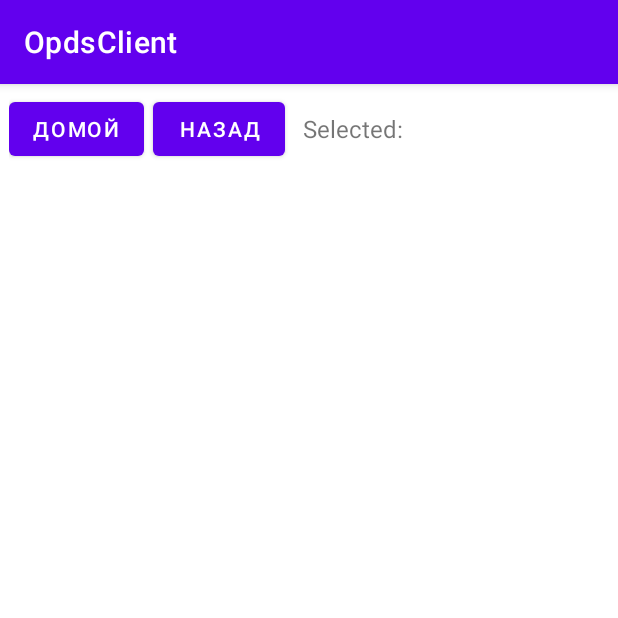
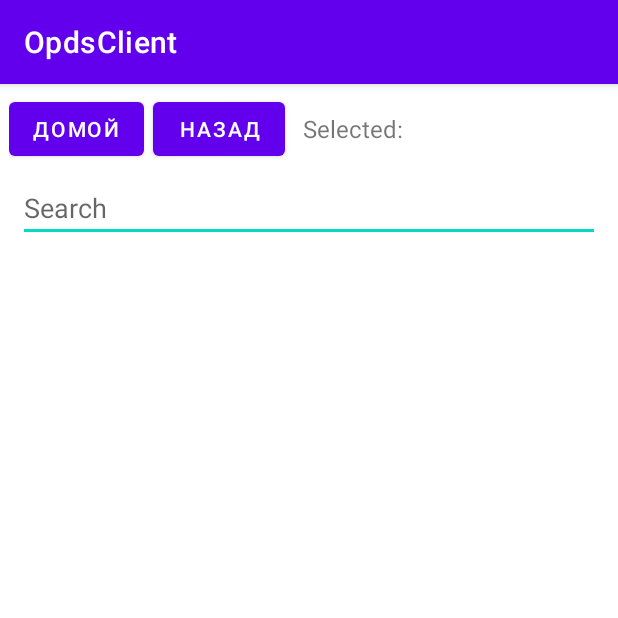
Before and after one commit to seb-odessa/OpdsClient, an Android app: the screen it shows after launch (SearchByPattern before the commit, SearchByPatternActivity after it), after a tap on "ПОИСК ПО СЕРИЯМ", on a phone screen of 412 x 824 dp, the top half of it. Run offline under Robolectric (Android 15) with nearby library versions, the phone set to English and light mode, and no system bars; 5 statements that could not run were skipped.

Commit message:
Improved SearchByPattern

```diff
--- a/app/src/main/AndroidManifest.xml
+++ b/app/src/main/AndroidManifest.xml
@@ -14,14 +14,13 @@
         android:theme="@style/Theme.OpdsClient"
         tools:targetApi="31">
         <activity
-            android:name=".SearchByPattern"
+            android:name=".SearchByPatternActivity"
             android:exported="false" />
         <activity
             android:name=".MainActivity"
             android:exported="true">
             <intent-filter>
                 <action android:name="android.intent.action.MAIN" />
-
                 <category android:name="android.intent.category.LAUNCHER" />
             </intent-filter>
         </activity>
--- a/app/src/main/java/org/opds/api/jni/Wrapper.java
+++ b/app/src/main/java/org/opds/api/jni/Wrapper.java
@@ -91,6 +91,14 @@ public class Wrapper {
         public Wrapper.Result<List<Book>> getBooksBySerieId(int sid) {
             return Wrapper.getBooksBySerieId(this.ptr, sid);
         }
+
+        public Wrapper.Result<Pair<List<String>>> getAuthorsByPrefix(String prefix) {
+            return Wrapper.getAuthorsByPrefix(this.ptr, prefix);
+        }
+
+        public Wrapper.Result<Pair<List<String>>> getSeriesByPrefix(String prefix) {
+            return Wrapper.getSeriesByPrefix(this.ptr, prefix);
+        }
     }
 
     public static native long createOpdsApi(String dbPath);
@@ -101,6 +109,8 @@ public class Wrapper {
 
     public static native Result<List<String>> getAuthorsNextCharByPrefix(long api, String prefix);
 
+    public static native Result<Pair<List<String>>> getAuthorsByPrefix(long api, String prefix);
+
     public static native Result<List<Author>> getAuthorsByLastName(long api, String name);
 
     public static native Result<List<Author>> getAuthorsByGenreId(long api, int id);
@@ -110,6 +120,8 @@ public class Wrapper {
     public static native Result<Author> getAuthorByIds(long api, int fid, int mid, int lid);
 
     public static native Result<List<String>> getSeriesNextCharByPrefix(long api, String prefix);
+
+    public static native Result<Pair<List<String>>> getSeriesByPrefix(long api, String prefix);
 
     public static native Result<List<Serie>> getSeriesBySerieName(long api, String name);
 
--- a/app/src/main/java/org/opds/client/MainActivity.java
+++ b/app/src/main/java/org/opds/client/MainActivity.java
@@ -4,7 +4,6 @@ import android.content.Intent;
 import android.os.Bundle;
 import android.widget.Button;
 
-import org.opds.api.jni.Wrapper;
 import org.opds.utils.FileUtils;
 
 import androidx.appcompat.app.AppCompatActivity;
@@ -16,13 +15,12 @@ import android.view.View;
 
 
 public class MainActivity extends AppCompatActivity {
-    private org.opds.client.databinding.ActivityMainBinding binding;
 
     @Override
     protected void onCreate(Bundle savedInstanceState) {
         super.onCreate(savedInstanceState);
 
-        binding = ActivityMainBinding.inflate(getLayoutInflater());
+        org.opds.client.databinding.ActivityMainBinding binding = ActivityMainBinding.inflate(getLayoutInflater());
         setContentView(binding.getRoot());
 
         String dbPath = FileUtils.copyAssetToInternalStorage(this, "books.db");
@@ -48,7 +46,7 @@ public class MainActivity extends AppCompatActivity {
     }
 
     private void openSearchByPatternActivity(String target) {
-        Intent intent = new Intent(this, SearchByPattern.class);
+        Intent intent = new Intent(this, SearchByPatternActivity.class);
         intent.putExtra("target", target);
         startActivity(intent);
     }
--- a/app/src/main/java/org/opds/client/SearchByPattern.java
+++ /dev/null
@@ -1,76 +0,0 @@
-package org.opds.client;
-
-import android.annotation.SuppressLint;
-import android.content.Intent;
-import android.os.Bundle;
-import android.widget.ArrayAdapter;
-import android.widget.Button;
-import android.widget.ListView;
-import android.widget.TextView;
-
-import androidx.appcompat.app.AppCompatActivity;
-
-import org.opds.api.jni.Wrapper;
-
-import java.util.List;
-
-public class SearchByPattern extends AppCompatActivity {
-
-    @SuppressLint("SetTextI18n")
-    @Override
-    protected void onCreate(Bundle savedInstanceState) {
-        super.onCreate(savedInstanceState);
-        setContentView(R.layout.activity_search_by_pattern);
-
-        final String target = getInentExtraString("target");
-        final String pattern = getInentExtraString("pattern");
-        Wrapper.Result<List<String>> result = getSearchResult(target, pattern);
-        if (result.isSuccess()) {
-            TextView textView = findViewById(R.id.selectedItemTextView);
-            textView.setText(pattern);
-            List<String> items = result.getValue();
-            ArrayAdapter<String> adapter = new ArrayAdapter<>(this, android.R.layout.simple_list_item_1, items);
-            ListView listView = findViewById(R.id.listView);
-            listView.setAdapter(adapter);
-            listView.setOnItemClickListener((parent, view, position, id) -> {
-                String selected = items.get(position);
-                Intent intent = new Intent(this, SearchByPattern.class);
-                intent.putExtra("target", target);
-                intent.putExtra("pattern", selected);
-                startActivity(intent);
-            });
-
-        } else {
-            TextView textView = findViewById(R.id.selectedItemTextView);
-            textView.setText(result.getError());
-        }
-
-        Button buttonHome = findViewById(R.id.buttonHome);
-        buttonHome.setOnClickListener(v -> {
-            Intent intent = new Intent(this, MainActivity.class);
-            intent.setFlags(Intent.FLAG_ACTIVITY_CLEAR_TOP);
-            startActivity(intent);
-        });
-
-        Button buttonBack = findViewById(R.id.buttonBack);
-        buttonBack.setOnClickListener(v -> {
-            finish();
-        });
-    }
-
-    String getInentExtraString(String name) {
-        final String value = getIntent().getStringExtra(name);
-        return (value == null) ? "" : value;
-    }
-
-    Wrapper.Result<List<String>> getSearchResult(String target, String prefix) {
-        AppContext app = (AppContext) getApplicationContext();
-        if (target.equals("authors")) {
-            return app.getApi().getAuthorsNextCharByPrefix(prefix);
-        } else if (target.equals("series")) {
-            return app.getApi().getSeriesNextCharByPrefix(prefix);
-        } else {
-            return Wrapper.Result.error("Empty target. Must be `authors` or `series`");
-        }
-    }
-}
--- /dev/null
+++ b/app/src/main/java/org/opds/client/SearchByPatternActivity.java
@@ -0,0 +1,140 @@
+package org.opds.client;
+
+import android.content.Intent;
+import android.os.Bundle;
+import android.text.Editable;
+import android.text.TextWatcher;
+import android.view.View;
+import android.widget.ArrayAdapter;
+import android.widget.Button;
+import android.widget.EditText;
+import android.widget.ListView;
+import android.widget.TextView;
+
+import androidx.appcompat.app.AppCompatActivity;
+
+import org.opds.api.jni.Wrapper;
+import org.opds.api.models.Pair;
+
+import java.util.List;
+import java.util.stream.Collectors;
+
+public class SearchByPatternActivity extends AppCompatActivity {
+
+    private String target;
+
+    @Override
+    protected void onCreate(Bundle savedInstanceState) {
+        super.onCreate(savedInstanceState);
+        setContentView(R.layout.activity_search_by_pattern);
+
+        target = getInentExtraString("target");
+        final String prefix = getInentExtraString("prefix");
+        loadItems(prefix);
+
+        Button buttonHome = findViewById(R.id.buttonHome);
+        buttonHome.setOnClickListener(v -> {
+            Intent intent = new Intent(this, MainActivity.class);
+            intent.setFlags(Intent.FLAG_ACTIVITY_CLEAR_TOP);
+            startActivity(intent);
+        });
+
+        Button buttonBack = findViewById(R.id.buttonBack);
+        buttonBack.setOnClickListener(v -> {
+            finish();
+        });
+
+        EditText searchEditText = findViewById(R.id.searchEditText);
+        searchEditText.addTextChangedListener(new TextWatcher() {
+            @Override
+            public void beforeTextChanged(CharSequence s, int start, int count, int after) {
+                // No action needed
+            }
+
+            @Override
+            public void onTextChanged(CharSequence s, int start, int before, int count) {
+                String prefix = s.toString();
+                if (!prefix.isEmpty()) {
+                    loadItems(prefix);
+                }
+            }
+
+            @Override
+            public void afterTextChanged(Editable s) {
+                // No action needed
+            }
+        });
+    }
+
+    private void loadItems(String prefix) {
+        Wrapper.Result<Pair<List<String>>> result = getSearchResult(prefix);
+        TextView currentPrefix;
+        if (result.isSuccess()) {
+            currentPrefix = findViewById(R.id.selectedItemTextView);
+            currentPrefix.setText(prefix);
+
+            loadFullMatched(findViewById(R.id.exactListView), result.getValue().first);
+            loadRestPrefixes(findViewById(R.id.nvcListView), result.getValue().second);
+        } else {
+            currentPrefix = findViewById(R.id.selectedItemTextView);
+            currentPrefix.setText(result.getError());
+        }
+    }
+
+    private String getInentExtraString(String name) {
+        final String value = getIntent().getStringExtra(name);
+        return (value == null) ? "" : value;
+    }
+
+    private Wrapper.Result<Pair<List<String>>> getSearchResult(String prefix) {
+        AppContext app = (AppContext) getApplicationContext();
+        if (target.equals("authors")) {
+            return app.getApi().getAuthorsByPrefix(prefix);
+        } else if (target.equals("series")) {
+            return app.getApi().getSeriesByPrefix(prefix);
+        } else {
+            return Wrapper.Result.error("Empty target. Must be `authors` or `series`");
+        }
+    }
+    private void loadFullMatched(ListView listView, List<String> strings) {
+        List<String> items = strings.stream()
+                .filter(item -> item != null && !item.trim().isEmpty())
+                .collect(Collectors.toList());
+
+        if (!items.isEmpty()) {
+            ArrayAdapter<String> exactAdapter = new ArrayAdapter<>(this, android.R.layout.simple_list_item_1, items);
+            listView.setAdapter(exactAdapter);
+            listView.setVisibility(View.VISIBLE);
+            listView.setOnItemClickListener((parent, view, position, id) -> {
+                String selected = items.get(position);
+                Intent intent = new Intent(this, SearchByPatternActivity.class);
+                intent.putExtra("target", target);
+                intent.putExtra("prefix", selected);
+                startActivity(intent);
+            });
+        } else {
+            listView.setVisibility(View.GONE);
+        }
+    }
+
+    private void loadRestPrefixes(ListView listView, List<String> strings) {
+        List<String> items = strings.stream()
+                .filter(item -> item != null && !item.trim().isEmpty())
+                .collect(Collectors.toList());
+
+        if (!items.isEmpty()) {
+            ArrayAdapter<String> nvcAdapter = new ArrayAdapter<>(this, android.R.layout.simple_list_item_1, items);
+            listView.setAdapter(nvcAdapter);
+            listView.setVisibility(View.VISIBLE);
+            listView.setOnItemClickListener((parent, view, position, id) -> {
+                String selected = items.get(position);
+                Intent intent = new Intent(this, SearchByPatternActivity.class);
+                intent.putExtra("target", target);
+                intent.putExtra("prefix", selected);
+                startActivity(intent);
+            });
+        } else {
+            listView.setVisibility(View.GONE);
+        }
+    }
+}
--- a/app/src/main/res/layout/activity_search_by_pattern.xml
+++ b/app/src/main/res/layout/activity_search_by_pattern.xml
@@ -35,63 +35,25 @@
             android:textSize="16sp" />
     </LinearLayout>
 
+    <EditText
+        android:id="@+id/searchEditText"
+        android:layout_width="match_parent"
+        android:layout_height="wrap_content"
+        android:layout_margin="6dp"
+        android:hint="@string/search" />
+
     <ListView
-        android:id="@+id/listView"
+        android:id="@+id/exactListView"
         android:layout_width="match_parent"
         android:layout_height="0dp"
-        android:layout_weight="1" />
-</LinearLayout>
-<!--
-<androidx.constraintlayout.widget.ConstraintLayout xmlns:android="http://schemas.android.com/apk/res/android"
-    xmlns:app="http://schemas.android.com/apk/res-auto"
-    xmlns:tools="http://schemas.android.com/tools"
-    android:layout_width="match_parent"
-    android:layout_height="match_parent"
-    tools:context=".SearchByPattern"
-    android:id="@+id/search_by_pattern">
-
-    <Button
-        android:id="@+id/home"
-        android:layout_width="0dp"
-        android:layout_height="wrap_content"
         android:layout_margin="6dp"
-        android:text="@string/home"
-        app:layout_constraintEnd_toEndOf="parent"
-        app:layout_constraintStart_toStartOf="parent"
-        app:layout_constraintTop_toTopOf="parent" />
-
-    <Button
-        android:id="@+id/back"
-        android:layout_width="0dp"
-        android:layout_height="wrap_content"
-        android:layout_margin="6dp"
-        android:text="@string/back"
-        app:layout_constraintEnd_toEndOf="parent"
-        app:layout_constraintStart_toStartOf="parent"
-        app:layout_constraintRight_toRightOf="@id/home" />
-
-
-    <TextView
-        android:id="@+id/selectedItemTextView"
-        android:layout_width="0dp"
-        android:layout_height="wrap_content"
-        android:layout_margin="6dp"
-        android:text="@string/selected"
-        android:textSize="18sp"
-        app:layout_constraintEnd_toEndOf="parent"
-        app:layout_constraintStart_toStartOf="parent"
-        app:layout_constraintTop_toTopOf="parent"
-        app:layout_constraintRight_toRightOf="@id/back"
-        />
+        android:layout_weight="0.1"
+        android:visibility="gone"/>
 
     <ListView
-        android:id="@+id/listView"
-        android:layout_width="0dp"
-        android:layout_height="wrap_content"
+        android:id="@+id/nvcListView"
+        android:layout_width="match_parent"
+        android:layout_height="0dp"
         android:layout_margin="6dp"
-        app:layout_constraintEnd_toEndOf="parent"
-        app:layout_constraintStart_toStartOf="parent"
-        app:layout_constraintTop_toBottomOf="@id/selectedItemTextView" />
-
-</androidx.constraintlayout.widget.ConstraintLayout>
--->
+        android:layout_weight="1"/>
+</LinearLayout>
--- a/app/src/main/res/values/strings.xml
+++ b/app/src/main/res/values/strings.xml
@@ -8,4 +8,5 @@
     <string name="selected">Selected:</string>
     <string name="home">Домой</string>
     <string name="back">Назад</string>
+    <string name="search">Search</string>
 </resources>
```
Also changed, not shown: app/src/main/java/org/opds/api/models/Pair.java (added, +11 -0 lines), app/src/main/assets/fb2-768381-769440.db (renamed from app/src/main/assets/books.db), 6 other files.
